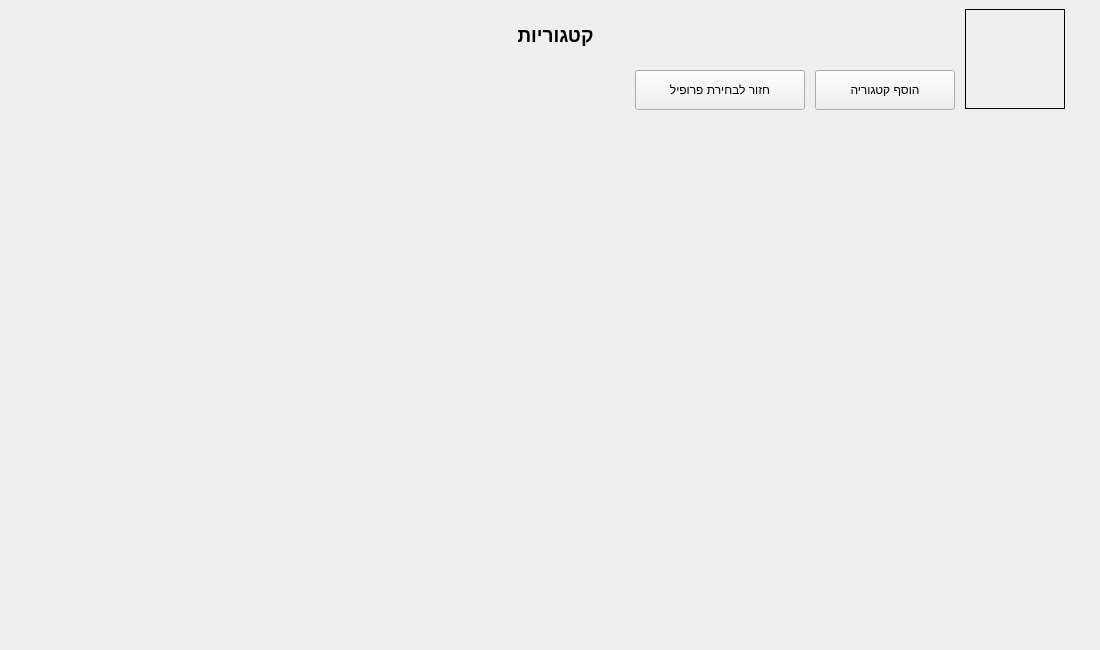
shlomi1074/CommunicationBoard_Prototype, file UI/CategoryScreen.ui: the form before one commit.
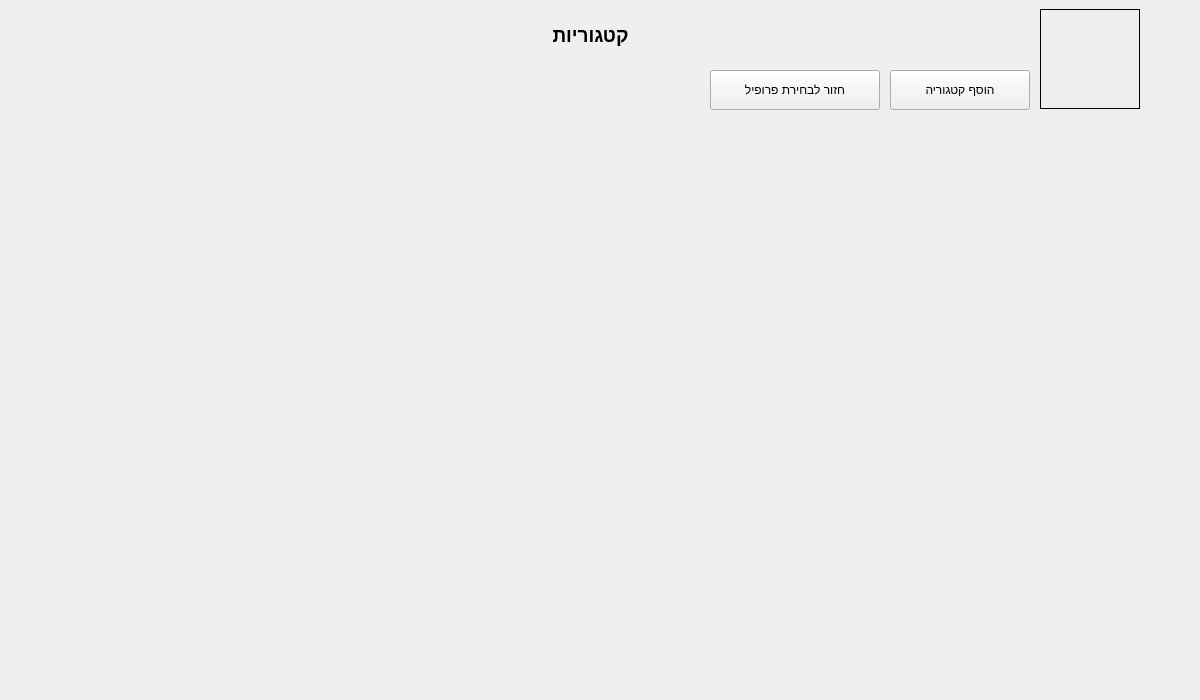
The form after the commit. Icons and pictures are not drawn.

What changed in the file:
```diff
--- a/UI/CategoryScreen.ui
+++ b/UI/CategoryScreen.ui
@@ -6,8 +6,8 @@
    <rect>
     <x>0</x>
     <y>0</y>
-    <width>1100</width>
-    <height>650</height>
+    <width>1200</width>
+    <height>700</height>
    </rect>
   </property>
   <property name="windowTitle">
@@ -23,7 +23,7 @@
      <rect>
       <x>100</x>
       <y>0</y>
-      <width>911</width>
+      <width>981</width>
       <height>71</height>
      </rect>
     </property>
@@ -44,7 +44,7 @@
    <widget class="QPushButton" name="AddCategoryButton">
     <property name="geometry">
      <rect>
-      <x>815</x>
+      <x>890</x>
       <y>70</y>
       <width>140</width>
       <height>40</height>
@@ -67,7 +67,7 @@
    <widget class="QPushButton" name="BackButton">
     <property name="geometry">
      <rect>
-      <x>635</x>
+      <x>710</x>
       <y>70</y>
       <width>170</width>
       <height>40</height>
@@ -90,7 +90,7 @@
    <widget class="QLabel" name="profileIcon">
     <property name="geometry">
      <rect>
-      <x>965</x>
+      <x>1040</x>
       <y>9</y>
       <width>100</width>
       <height>100</height>
```
